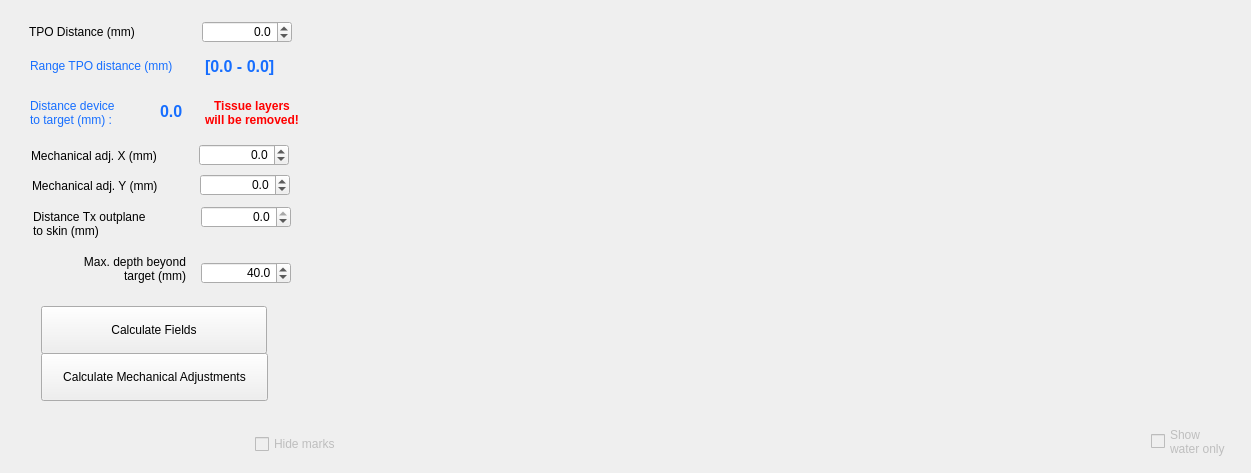
First picture: the form in BabelBrain/Babel_H246/form.ui, repository ProteusMRIgHIFU/BabelBrain, before the edit.
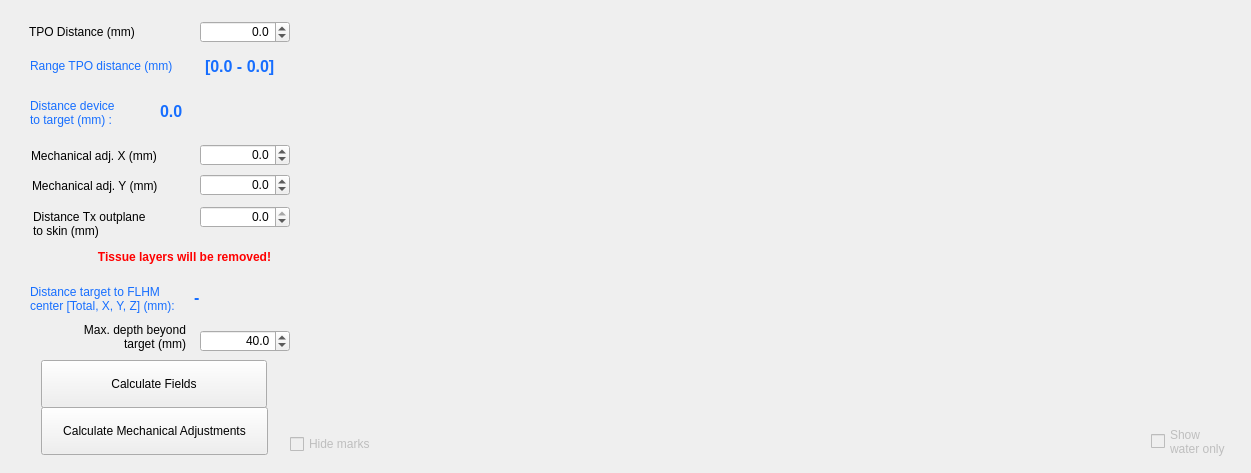
Second picture: the form after the edit.

Commit message:
Add Display in Step 2 to show distance of target to FLHM
plus some cleanup of UIs files

```diff
--- a/BabelBrain/Babel_H246/form.ui
+++ b/BabelBrain/Babel_H246/form.ui
@@ -32,7 +32,7 @@
   <widget class="QDoubleSpinBox" name="TPODistanceSpinBox">
    <property name="geometry">
     <rect>
-     <x>202</x>
+     <x>200</x>
      <y>21</y>
      <width>90</width>
      <height>22</height>
@@ -159,7 +159,7 @@
   <widget class="QDoubleSpinBox" name="XMechanicSpinBox">
    <property name="geometry">
     <rect>
-     <x>199</x>
+     <x>200</x>
      <y>144</y>
      <width>90</width>
      <height>22</height>
@@ -238,7 +238,7 @@
   <widget class="QDoubleSpinBox" name="SkinDistanceSpinBox">
    <property name="geometry">
     <rect>
-     <x>201</x>
+     <x>200</x>
      <y>206</y>
      <width>90</width>
      <height>22</height>
@@ -280,8 +280,8 @@
   <widget class="QDoubleSpinBox" name="MaxDepthSpinBox">
    <property name="geometry">
     <rect>
-     <x>201</x>
-     <y>262</y>
+     <x>200</x>
+     <y>330</y>
      <width>90</width>
      <height>22</height>
     </rect>
@@ -309,7 +309,7 @@
    <property name="geometry">
     <rect>
      <x>33</x>
-     <y>254</y>
+     <y>322</y>
      <width>153</width>
      <height>30</height>
     </rect>
@@ -355,7 +355,7 @@
    </property>
    <property name="geometry">
     <rect>
-     <x>255</x>
+     <x>290</x>
      <y>430</y>
      <width>95</width>
      <height>28</height>
@@ -365,36 +365,11 @@
     <string>Hide marks</string>
    </property>
   </widget>
-  <widget class="QLabel" name="LabelTissueRemoved">
-   <property name="geometry">
-    <rect>
-     <x>200</x>
-     <y>98</y>
-     <width>104</width>
-     <height>30</height>
-    </rect>
-   </property>
-   <property name="font">
-    <font>
-     <bold>true</bold>
-    </font>
-   </property>
-   <property name="styleSheet">
-    <string notr="true">color: red</string>
-   </property>
-   <property name="text">
-    <string>Tissue layers
-will be removed!</string>
-   </property>
-   <property name="alignment">
-    <set>Qt::AlignCenter</set>
-   </property>
-  </widget>
   <widget class="QPushButton" name="CalculateMechAdj">
    <property name="geometry">
     <rect>
      <x>41</x>
-     <y>353</y>
+     <y>407</y>
      <width>227</width>
      <height>48</height>
     </rect>
@@ -413,7 +388,7 @@
    <property name="geometry">
     <rect>
      <x>41</x>
-     <y>306</y>
+     <y>360</y>
      <width>226</width>
      <height>48</height>
     </rect>
@@ -428,6 +403,75 @@
     <string>Calculate Fields</string>
    </property>
   </widget>
+  <widget class="QLabel" name="LabelTissueRemoved">
+   <property name="geometry">
+    <rect>
+     <x>83</x>
+     <y>242</y>
+     <width>203</width>
+     <height>30</height>
+    </rect>
+   </property>
+   <property name="font">
+    <font>
+     <bold>true</bold>
+    </font>
+   </property>
+   <property name="styleSheet">
+    <string notr="true">color: red</string>
+   </property>
+   <property name="text">
+    <string>Tissue layers will be removed!</string>
+   </property>
+   <property name="alignment">
+    <set>Qt::AlignCenter</set>
+   </property>
+  </widget>
+  <widget class="QLabel" name="label_27">
+   <property name="geometry">
+    <rect>
+     <x>30</x>
+     <y>275</y>
+     <width>164</width>
+     <height>47</height>
+    </rect>
+   </property>
+   <property name="styleSheet">
+    <string notr="true">color:rgb(22, 110, 255)</string>
+   </property>
+   <property name="text">
+    <string>Distance target to FLHM
+center [Total, X, Y, Z] (mm):</string>
+   </property>
+   <property name="indent">
+    <number>0</number>
+   </property>
+  </widget>
+  <widget class="QLabel" name="DistanceTargetLabel">
+   <property name="geometry">
+    <rect>
+     <x>194</x>
+     <y>282</y>
+     <width>135</width>
+     <height>31</height>
+    </rect>
+   </property>
+   <property name="font">
+    <font>
+     <pointsize>12</pointsize>
+     <bold>true</bold>
+    </font>
+   </property>
+   <property name="styleSheet">
+    <string notr="true">color:rgb(22, 110, 255)</string>
+   </property>
+   <property name="text">
+    <string>-</string>
+   </property>
+   <property name="textInteractionFlags">
+    <set>Qt::LinksAccessibleByMouse|Qt::TextSelectableByMouse</set>
+   </property>
+  </widget>
  </widget>
  <tabstops>
   <tabstop>TPODistanceSpinBox</tabstop>
```
The commit also changes 14 other files.
